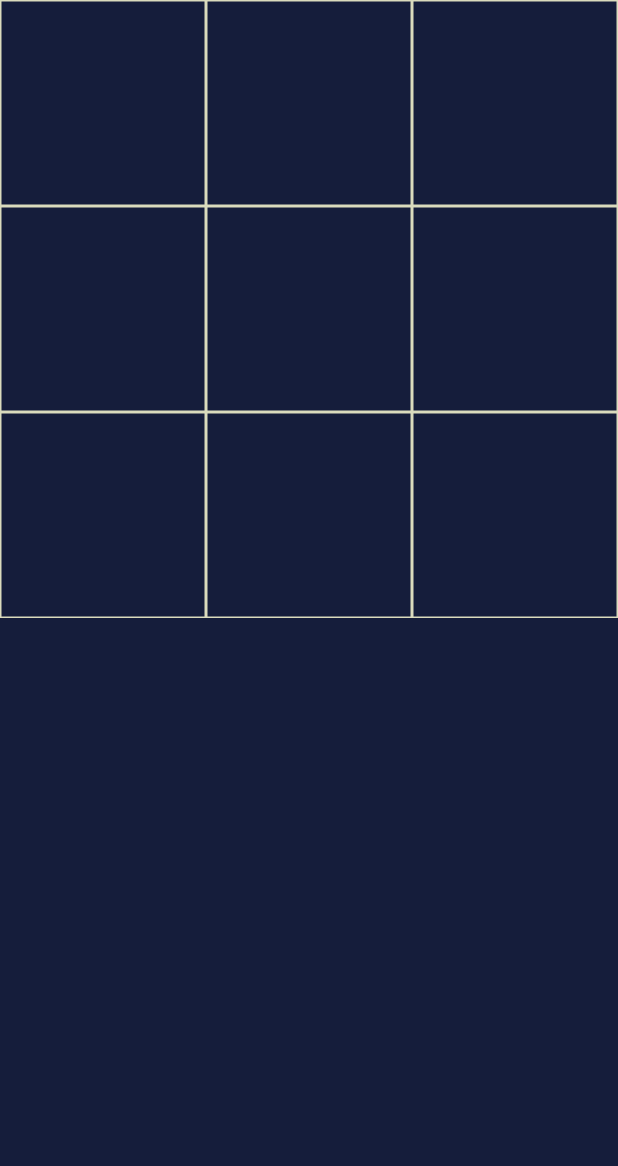
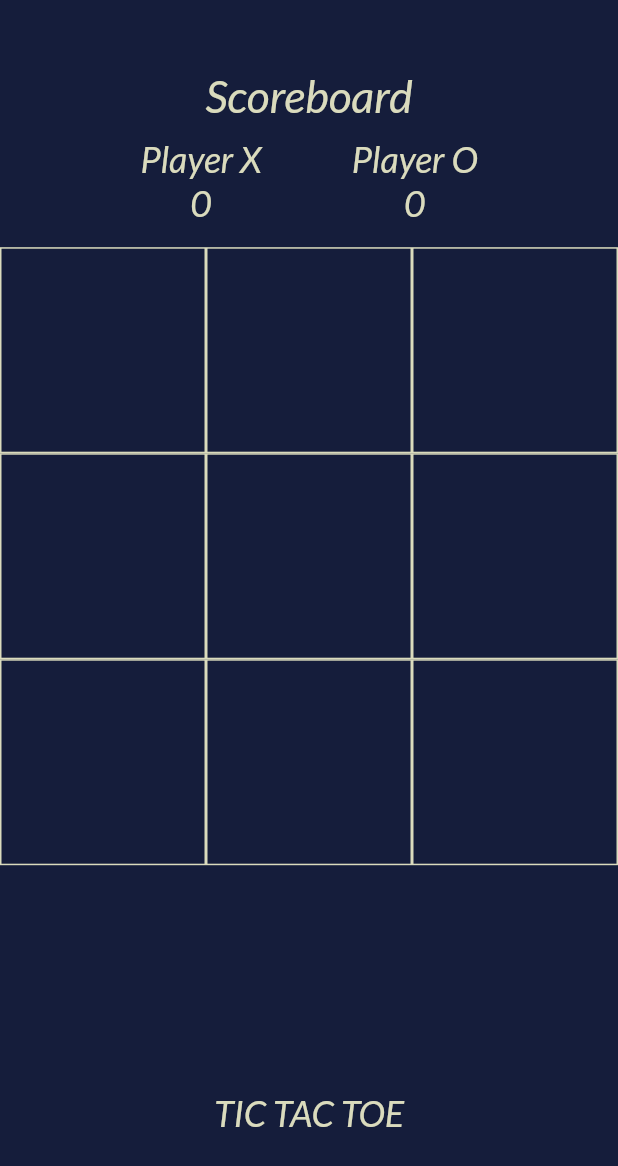
Before and after one commit to PiuPauxD/tic_tac_toe, a Flutter app: the screen it shows after launch, on a phone screen of 412 x 824 dp. Shown: the top 1166 px of the screen. Run offline on Flutter 3.47's test engine with Material 2 defaults, Android fonts, the phone set to English and light mode, and no system bars; our stand-ins replace google_fonts.

Commit message:
created main functions

```diff
--- a/lib/Pages/home_page.dart
+++ b/lib/Pages/home_page.dart
@@ -1,4 +1,5 @@
 import 'package:flutter/material.dart';
+import 'package:google_fonts/google_fonts.dart';
 
 class HomePage extends StatefulWidget {
   const HomePage({super.key});
@@ -21,11 +22,96 @@ class _HomePageState extends State<HomePage> {
     '',
   ];
 
+  int onScore = 0;
+  int exScore = 0;
+  int filledBoxes = 0;
+
   @override
   Widget build(BuildContext context) {
     return Scaffold(
       backgroundColor: Color.fromARGB(255, 21, 29, 59),
-      body: GridView.builder(
+      body: Column(
+        children: <Widget>[
+          Expanded(
+            child: Container(
+              child: Center(
+                child: Column(
+                  mainAxisAlignment: MainAxisAlignment.center,
+                  children: [
+                    Padding(
+                      padding: EdgeInsets.symmetric(vertical: 20),
+                    ),
+                    Text(
+                      'Scoreboard',
+                      style: GoogleFonts.lato(
+                        fontSize: 30,
+                        fontStyle: FontStyle.italic,
+                        color: Color.fromARGB(255, 218, 219, 189),
+                      ),
+                    ),
+                    Row(
+                      mainAxisAlignment: MainAxisAlignment.center,
+                      children: [
+                        Padding(
+                          padding: const EdgeInsets.symmetric(
+                              horizontal: 30, vertical: 10),
+                          child: Column(
+                            mainAxisAlignment: MainAxisAlignment.center,
+                            children: [
+                              Text(
+                                'Player X',
+                                style: GoogleFonts.lato(
+                                  fontSize: 24,
+                                  fontStyle: FontStyle.italic,
+                                  color: Color.fromARGB(255, 218, 219, 189),
+                                ),
+                              ),
+                              Text(
+                                exScore.toString(),
+                                style: GoogleFonts.lato(
+                                  fontSize: 24,
+                                  fontStyle: FontStyle.italic,
+                                  color: Color.fromARGB(255, 218, 219, 189),
+                                ),
+                              ),
+                            ],
+                          ),
+                        ),
+                        Padding(
+                          padding: const EdgeInsets.symmetric(
+                              horizontal: 30, vertical: 10),
+                          child: Column(
+                            mainAxisAlignment: MainAxisAlignment.center,
+                            children: [
+                              Text(
+                                'Player O',
+                                style: GoogleFonts.lato(
+                                  fontSize: 24,
+                                  fontStyle: FontStyle.italic,
+                                  color: Color.fromARGB(255, 218, 219, 189),
+                                ),
+                              ),
+                              Text(
+                                onScore.toString(),
+                                style: GoogleFonts.lato(
+                                  fontSize: 24,
+                                  fontStyle: FontStyle.italic,
+                                  color: Color.fromARGB(255, 218, 219, 189),
+                                ),
+                              ),
+                            ],
+                          ),
+                        ),
+                      ],
+                    ),
+                  ],
+                ),
+              ),
+            ),
+          ),
+          Expanded(
+            flex: 3,
+            child: GridView.builder(
               gridDelegate: SliverGridDelegateWithFixedCrossAxisCount(
                 crossAxisCount: 3,
               ),
@@ -54,15 +140,34 @@ class _HomePageState extends State<HomePage> {
                 );
               },
             ),
+          ),
+          Expanded(
+            child: Container(
+              child: Center(
+                child: Text(
+                  'TIC TAC TOE',
+                  style: GoogleFonts.lato(
+                    fontSize: 24,
+                    fontStyle: FontStyle.italic,
+                    color: Color.fromARGB(255, 218, 219, 189),
+                  ),
+                ),
+              ),
+            ),
+          ),
+        ],
+      ),
     );
   }
 
   void _tapped(int index) {
     setState(() {
-      if (onTurn) {
+      if (onTurn && displayExOh[index] == '') {
         displayExOh[index] = 'O';
-      } else {
+        filledBoxes += 1;
+      } else if (!onTurn && displayExOh[index] == '') {
         displayExOh[index] = 'X';
+        filledBoxes += 1;
       }
       onTurn = !onTurn;
       _Winner();
@@ -119,17 +224,69 @@ class _HomePageState extends State<HomePage> {
         displayExOh[0] == displayExOh[8] &&
         displayExOh[0] != '') {
       _dialogWinner(displayExOh[0]);
+    } else if (filledBoxes == 9) {
+      _drawDialog();
     }
+  }
+
+  void _drawDialog() {
+    showDialog(
+      barrierDismissible: false,
+      context: context,
+      builder: (BuildContext context) {
+        return AlertDialog(
+          title: Center(
+            child: Text('DRAW'),
+          ),
+          actions: [
+            TextButton(
+              onPressed: () {
+                _clearBoard();
+                Navigator.of(context).pop();
+              },
+              child: Text('Play Again!'),
+            ),
+          ],
+        );
+      },
+    );
   }
 
   void _dialogWinner(String winner) {
     showDialog(
+      barrierDismissible: false,
       context: context,
       builder: (BuildContext context) {
         return AlertDialog(
-          title: Text(winner + ' WIN'),
+          title: Center(
+            child: Text('Winner is: ' + winner),
+          ),
+          actions: [
+            TextButton(
+              onPressed: () {
+                _clearBoard();
+                Navigator.of(context).pop();
+              },
+              child: Text('Play Again!'),
+            ),
+          ],
         );
       },
     );
+    if (winner == 'O') {
+      onScore += 1;
+    } else if (winner == 'X') {
+      exScore += 1;
+    }
+    _clearBoard();
+  }
+
+  void _clearBoard() {
+    setState(() {
+      for (int i = 0; i < 9; i++) {
+        displayExOh[i] = '';
+      }
+    });
+    filledBoxes = 0;
   }
 }
--- a/pubspec.yaml
+++ b/pubspec.yaml
@@ -36,6 +36,7 @@ dependencies:
   # The following adds the Cupertino Icons font to your application.
   # Use with the CupertinoIcons class for iOS style icons.
   cupertino_icons: ^1.0.2
+  google_fonts:
 
 dev_dependencies:
   flutter_test:
```
Also changed, not shown: pubspec.lock. Lines whose indentation alone changed are shown as unchanged.
